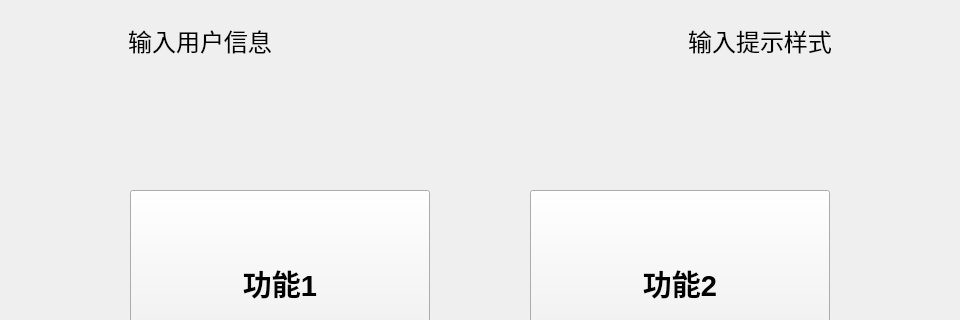
Qt form FoodClient/todoform.ui (xuguodong1999/food-client-server-demo) before a commit; both pictures show x 0 to 960 and y 0 to 320 of the 960 by 540 pixel window.
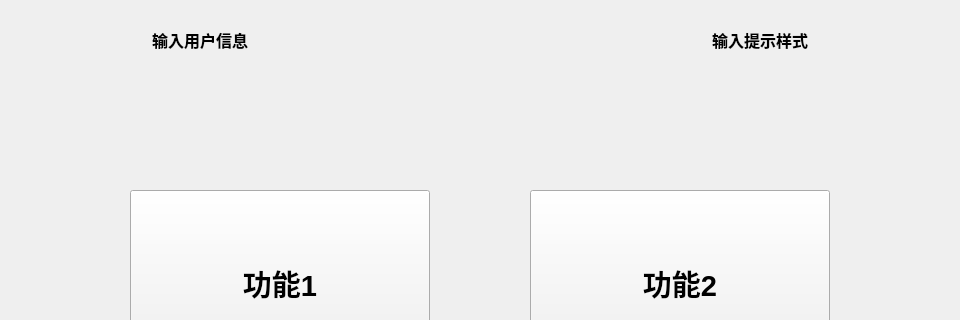
The same form after that commit.

Patch:
```diff
--- a/FoodClient/todoform.ui
+++ b/FoodClient/todoform.ui
@@ -31,9 +31,9 @@
             <property name="font">
                 <font>
                     <family>Arial</family>
-                    <pointsize>18</pointsize>
-                    <weight>50</weight>
-                    <bold>false</bold>
+                    <pointsize>12</pointsize>
+                    <weight>75</weight>
+                    <bold>true</bold>
                 </font>
             </property>
             <property name="text">
@@ -55,9 +55,9 @@
             <property name="font">
                 <font>
                     <family>Arial</family>
-                    <pointsize>18</pointsize>
-                    <weight>50</weight>
-                    <bold>false</bold>
+                    <pointsize>12</pointsize>
+                    <weight>75</weight>
+                    <bold>true</bold>
                 </font>
             </property>
             <property name="text">
```
